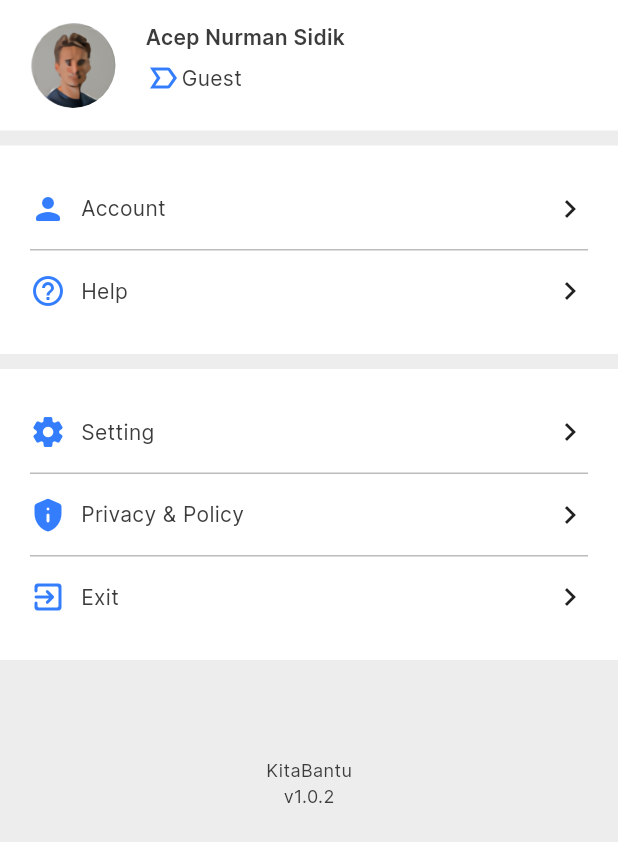
After one commit to acepnurmansidik/M-KitaBantu, a Flutter app: the AccountPage screen opened directly, on a phone screen of 412 x 824 dp. The commit adds this screen. Shown: the top 842 px of the screen. Run offline on Flutter 3.47's test engine with Material 3 defaults, Android fonts, the light colour scheme and no system bars; our stand-ins replace carousel_slider, share_plus.

Commit message:
slicing account&notif page

```diff
--- /dev/null
+++ b/lib/pages/account_page.dart
@@ -0,0 +1,168 @@
+import 'package:flutter/material.dart';
+import 'package:kitabantu/theme.dart';
+
+class AccountPage extends StatelessWidget {
+  const AccountPage({super.key});
+
+  @override
+  Widget build(BuildContext context) {
+    Widget profileSection(EdgeInsets margin) {
+      return Container(
+        width: double.infinity,
+        margin: margin,
+        padding: EdgeInsets.symmetric(horizontal: defaultPadding, vertical: 15),
+        color: kWhitekColor,
+        child: Row(
+          mainAxisAlignment: MainAxisAlignment.start,
+          crossAxisAlignment: CrossAxisAlignment.start,
+          children: [
+            Container(
+              height: 57,
+              width: 57,
+              margin: const EdgeInsets.only(right: 20),
+              decoration: const BoxDecoration(
+                shape: BoxShape.circle,
+                image: DecorationImage(
+                  image: AssetImage('assets/img_avatar.png'),
+                ),
+              ),
+            ),
+            Column(
+              crossAxisAlignment: CrossAxisAlignment.start,
+              children: [
+                Text(
+                  'Acep Nurman Sidik',
+                  style: blackTextStyle.copyWith(
+                    fontSize: 14,
+                    fontWeight: FontWeight.w600,
+                  ),
+                ),
+                const SizedBox(
+                  height: 5,
+                ),
+                Row(
+                  children: [
+                    Icon(
+                      Icons.label_important_outline,
+                      color: kPrimaryColor,
+                    ),
+                    Text(
+                      'Guest',
+                      style: blackTextStyle.copyWith(
+                        fontSize: 14,
+                        fontWeight: FontWeight.w400,
+                      ),
+                    ),
+                  ],
+                )
+              ],
+            ),
+          ],
+        ),
+      );
+    }
+
+    Widget itemMenu(
+        String title, IconData icon, bool isBorder, Function() onDirectTo) {
+      return GestureDetector(
+        onTap: onDirectTo,
+        child: Container(
+          padding: const EdgeInsets.symmetric(vertical: 15),
+          decoration: BoxDecoration(
+            border: isBorder
+                ? Border(
+                    bottom: BorderSide(color: kGreyColor),
+                  )
+                : const Border(),
+          ),
+          child: Row(
+            children: [
+              Icon(
+                icon,
+                color: kPrimaryColor,
+              ),
+              const SizedBox(
+                width: 10,
+              ),
+              Expanded(
+                child: Text(
+                  title,
+                  style: blackTextStyle.copyWith(fontSize: 14),
+                ),
+              ),
+              const Icon(Icons.chevron_right),
+            ],
+          ),
+        ),
+      );
+    }
+
+    Widget menuList() {
+      return Container(
+        width: double.infinity,
+        margin: const EdgeInsets.only(top: 10),
+        padding: EdgeInsets.symmetric(horizontal: defaultPadding, vertical: 15),
+        color: kWhitekColor,
+        child: Column(
+          children: [
+            itemMenu("Account", Icons.person_rounded, true, () {}),
+            itemMenu("Help", Icons.help_outline, false, () {}),
+          ],
+        ),
+      );
+    }
+
+    Widget menuAccount() {
+      return Container(
+        width: double.infinity,
+        margin: const EdgeInsets.only(top: 10),
+        padding: EdgeInsets.symmetric(horizontal: defaultPadding, vertical: 15),
+        color: kWhitekColor,
+        child: Column(
+          children: [
+            itemMenu("Setting", Icons.settings_rounded, true, () {}),
+            itemMenu(
+              "Privacy & Policy",
+              Icons.privacy_tip_rounded,
+              true,
+              () {},
+            ),
+            itemMenu("Exit", Icons.exit_to_app_rounded, false, () {}),
+          ],
+        ),
+      );
+    }
+
+    Widget versionInfo() {
+      return Container(
+        width: double.infinity,
+        margin: const EdgeInsets.only(top: 50),
+        padding: EdgeInsets.symmetric(horizontal: defaultPadding, vertical: 15),
+        child: Column(
+          children: [
+            Text(
+              'KitaBantu',
+              style: blackTextStyle.copyWith(fontSize: 12),
+            ),
+            Text(
+              'v1.0.2',
+              style: blackTextStyle.copyWith(fontSize: 12),
+            )
+          ],
+        ),
+      );
+    }
+
+    return Scaffold(
+      backgroundColor: kLightGreyColor,
+      body: ListView(
+        children: [
+          profileSection(EdgeInsets.zero),
+          menuList(),
+          menuAccount(),
+          versionInfo()
+        ],
+      ),
+    );
+  }
+}
--- a/lib/pages/home_page.dart
+++ b/lib/pages/home_page.dart
@@ -1,6 +1,6 @@
 import 'package:carousel_slider/carousel_slider.dart';
 import 'package:flutter/material.dart';
-import 'package:kitabantu/pages/detail_page.dart';
+import 'package:kitabantu/pages/account_page.dart';
 import 'package:kitabantu/theme.dart';
 
 class HomePage extends StatefulWidget {
@@ -325,8 +325,9 @@ class _HomePageState extends State<HomePage> {
           const EdgeInsets.only(top: 30),
         ),
         bannerSection(const EdgeInsets.only(top: 30), () {
+          // Navigator.push(context, MaterialPageRoute(builder: (context) => DetailPage()));
           Navigator.push(
-              context, MaterialPageRoute(builder: (context) => DetailPage()));
+              context, MaterialPageRoute(builder: (context) => AccountPage()));
         }),
         slideWithOptions(const EdgeInsets.only(top: 30), () {}, () {}),
         carouselSection(const EdgeInsets.only(top: 30), () {}),
--- a/lib/widgets/custom_bottom_nav.dart
+++ b/lib/widgets/custom_bottom_nav.dart
@@ -22,7 +22,8 @@ class _CustomButtomNavigationBarState extends State<CustomButtomNavigationBar> {
 
   @override
   Widget build(BuildContext context) {
-    return SizedBox(
+    return Container(
+      color: kWhitekColor,
       height: 67,
       width: double.infinity,
       child: Row(
```
Also changed, not shown: lib/pages/inbox_page.dart (added, +135 -0 lines).
